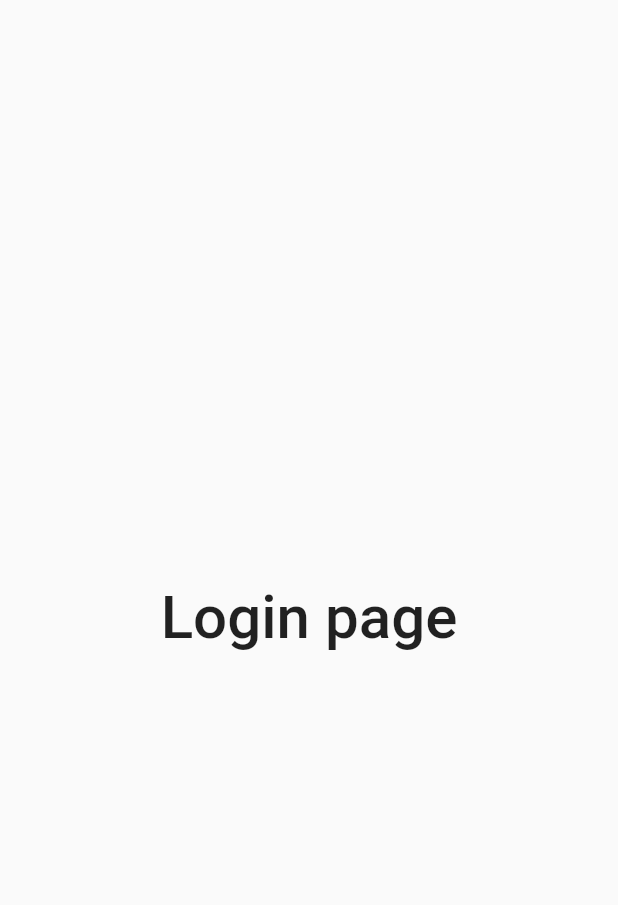
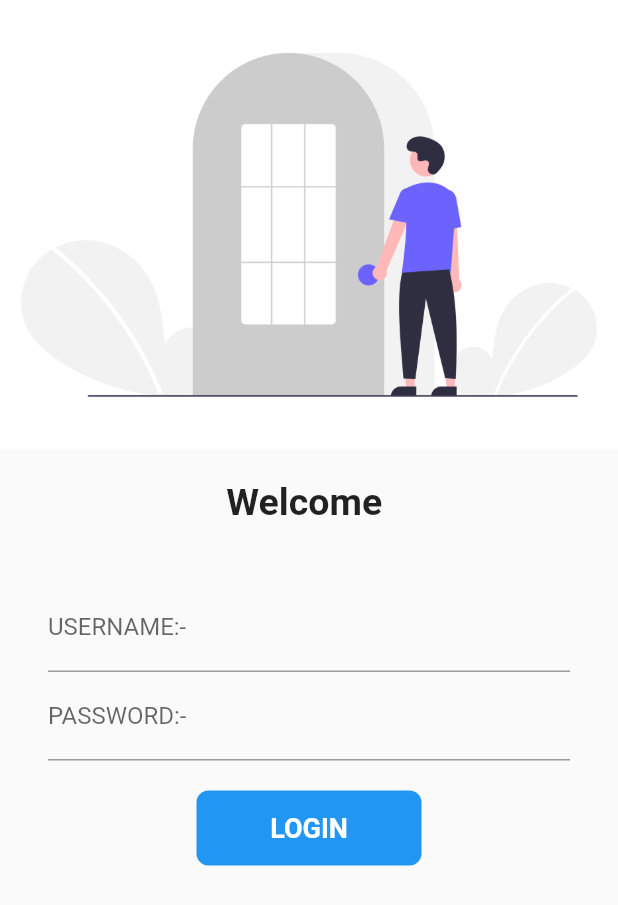
Before and after one commit to OS-dharmik/my_first_flutter_app, a Flutter app: the screen it shows after launch, on a phone screen of 412 x 824 dp. Shown: the top 905 px of the screen. Run offline on Flutter 3.47's test engine with Material 2 defaults, Android fonts, the phone set to English and light mode, and no system bars.

Commit message:
login page complete

```diff
--- a/lib/main.dart
+++ b/lib/main.dart
@@ -1,6 +1,7 @@
 import 'package:flutter/material.dart';
 import 'package:flutter_first/pages/homepage.dart';
 import 'package:flutter_first/pages/loginpage.dart';
+import 'package:flutter_first/utilities/routes.dart';
 
 void main() {
   runApp(const MyApp());
@@ -15,12 +16,13 @@ class MyApp extends StatelessWidget {
       debugShowCheckedModeBanner: false,
       title: 'Flutter Demo',
       themeMode: ThemeMode.light,
-      theme: ThemeData(primarySwatch: Colors.amber),
+      theme: ThemeData(primarySwatch: Colors.blue),
       darkTheme:
           ThemeData(brightness: Brightness.dark, primarySwatch: Colors.red),
+      initialRoute: "/login",
       routes: {
-        "/": ((context) => const Loginpage()),
-        "/home": ((context) => const MyHomePage()),
+        MyRoutes.homeRoute: ((context) => const MyHomePage()),
+        MyRoutes.loginRoute: ((context) => const Loginpage()),
       },
     );
   }
--- a/lib/pages/loginpage.dart
+++ b/lib/pages/loginpage.dart
@@ -1,23 +1,149 @@
+// ignore_for_file: prefer_const_constructors, use_build_context_synchronously
+
 import 'package:flutter/material.dart';
+import 'package:flutter_first/utilities/routes.dart';
 
-class Loginpage extends StatelessWidget {
+class Loginpage extends StatefulWidget {
   const Loginpage({Key? key}) : super(key: key);
 
   @override
+  State<Loginpage> createState() => _LoginpageState();
+}
+
+class _LoginpageState extends State<Loginpage> {
+  String name = "";
+  bool changebutton = false;
+
+  final _formkey = GlobalKey<FormState>();
+  @override
   Widget build(BuildContext context) {
-    return const Material(
+    return Material(
       child: SafeArea(
-        child: Center(
-          child: Text(
-            'Login page',
-            style: TextStyle(
-                fontSize: 40,
-                fontWeight: FontWeight.w500,
-                fontStyle: FontStyle.normal),
+        child: SingleChildScrollView(
+          child: Form(
+            key: _formkey,
+            child: Column(
+              children: [
+                ((Image.asset(
+                  "assets/images/loginimage.png",
+                  fit: BoxFit.cover,
+                  height: 300,
+                ))),
+                const SizedBox(
+                  height: 20,
+                ),
+                Text(
+                  "Welcome $name",
+                  style: TextStyle(
+                    fontSize: 25,
+                    fontWeight: FontWeight.w600,
+                  ),
+                ),
+                const SizedBox(
+                  height: 20,
+                ),
+                Padding(
+                  padding: const EdgeInsets.symmetric(
+                      vertical: 20.0, horizontal: 32.0),
+                  child: Column(
+                    children: [
+                      TextFormField(
+                        decoration: const InputDecoration(
+                            labelText: "USERNAME:-",
+                            hintText: "ENTER THE USER NAME"),
+                        validator: (value) {
+                          if (value!.isEmpty) //null safety error
+                          {
+                            return "username cannot be empty";
+                          }
+                          return null;
+                        },
+                        onChanged: (value) {
+                          name = value;
+                          setState(() {});
+                        },
+                      ),
+                      TextFormField(
+                        obscureText: true,
+                        decoration: const InputDecoration(
+                            labelText: "PASSWORD:-",
+                            hintText: "ENTER THE PASSWORD"),
+                        validator: (value) {
+                          if (value!.isEmpty) //null safety error
+                          {
+                            return "password cannot be empty";
+                          } else if (value.length < 6) {
+                            return "the length of the password cannot be less than six";
+                          }
+                          return null;
+                        },
+                      ),
+                      const SizedBox(
+                        height: 20,
+                      ),
+                      Container(
+                        decoration: BoxDecoration(
+                          borderRadius:
+                              BorderRadius.circular(changebutton ? 30 : 8),
+                          //borderRadius: BorderRadius.all(Radius.circular(10)),
+                          color: Colors.blue,
+                        ),
+                        child: InkWell(
+                          onTap: () async {
+                            if (_formkey.currentState!.validate()) {
+                              _formkey.currentState!.save();
+                              setState(() {
+                                changebutton = true;
+                              });
+                              await Future.delayed(Duration(seconds: 2));
+                              //final result = await Navigator.of(context)
+                              await Navigator.of(context)
+                                  .pushNamed(MyRoutes.homeRoute);
+                              setState(() {
+                                changebutton = false;
+                                // if (result != null) changebutton = false;
+                                // name = result.toString();
+                              });
+                              await Future.delayed(Duration(seconds: 2));
+                            }
+                            // Navigator.pushNamed(context, MyRoutes.homeRoute);
+                          },
+                          child: AnimatedContainer(
+                            duration: Duration(seconds: 2),
+                            height: 50,
+                            width: changebutton ? 50 : 150,
+                            alignment: Alignment.center,
+                            child: changebutton
+                                ? Icon(
+                                    Icons.done,
+                                    color: Colors.white,
+                                  )
+                                : Text(
+                                    "LOGIN",
+                                    style: TextStyle(
+                                        fontWeight: FontWeight.w600,
+                                        color: Colors.white,
+                                        fontSize: 18),
+                                  ),
+                          ),
+                        ),
+
+                        // ElevatedButton(
+                        //     style: TextButton.styleFrom(
+                        //         minimumSize: const Size(150, 50)),
+                        //     onPressed: () {
+                        //       Navigator.pushNamed(context, MyRoutes.homeRoute);
+                        //     },
+                        //     child: const Text("LOGIN"))
+                      )
+                    ],
+                  ),
+                )
+              ],
+            ),
           ),
         ),
       ),
     );
   }
 }
-sachin
--- /dev/null
+++ b/lib/utilities/routes.dart
@@ -0,0 +1,4 @@
+class MyRoutes {
+  static String loginRoute = "/login";
+  static String homeRoute = "/home";
+}
```
Also changed, not shown: lib/pages/homepage.dart (+12 -6 lines), lib/pages/widgets/drawer.dart (added, +10 -0 lines), pubspec.yaml (+3 -5 lines), assets/images/loginimage.png (added).
